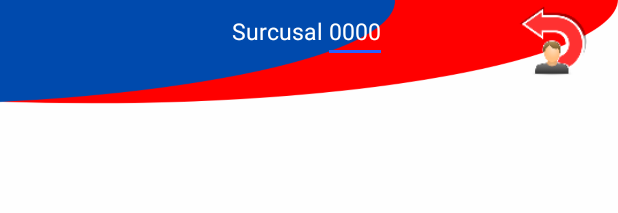
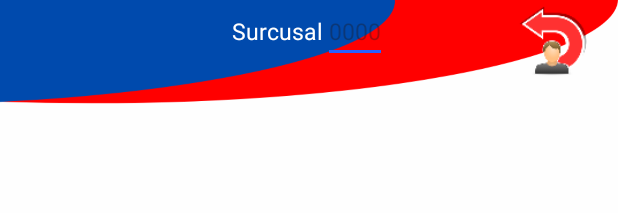
Before and after one commit to Hiram610/Launcher_ADF, an Android app: the layout activity_apps_list.xml on its own in the app's theme, with its tools: preview values and no code run, on a phone screen of 412 x 824 dp. Shown: the top 213 px of the screen. Run offline under Robolectric (Android 15) with nearby library versions, the phone set to English and light mode, and no system bars.

Commit message:
Cambios en el editText
Se añadieron condiciones para el editText de la surcusal

```diff
--- a/app/src/main/java/com/example/launcher_adf_2/LoginFragment.kt
+++ b/app/src/main/java/com/example/launcher_adf_2/LoginFragment.kt
@@ -54,7 +54,7 @@ class LoginFragment : DialogFragment() {
         var username = userTxt.text.toString()
         var password = passTxt.text.toString()
 
-        return (username.equals("ADF") && password.equals("123456"))
+        return (username.equals("adf") && password.equals("adf"))
     }
 
     fun setLoginSuccessListenter(listener: LoginSuccessListenter) {
--- a/app/src/main/res/layout/activity_apps_list.xml
+++ b/app/src/main/res/layout/activity_apps_list.xml
@@ -42,7 +42,10 @@
                 android:id="@+id/num_surcusal_edit"
                 android:layout_width="wrap_content"
                 android:layout_height="wrap_content"
-                android:text="0000"
+                android:hint="0000"
+                android:inputType="number"
+                android:maxLength="4"
+                android:digits="0123456789"
                 android:textColor="@color/white"
                 android:textSize="15dp"/>
         </LinearLayout>
```
Also changed, not shown: app/src/main/java/com/example/launcher_adf_2/AppsListActivity.kt (+9 -2 lines).
